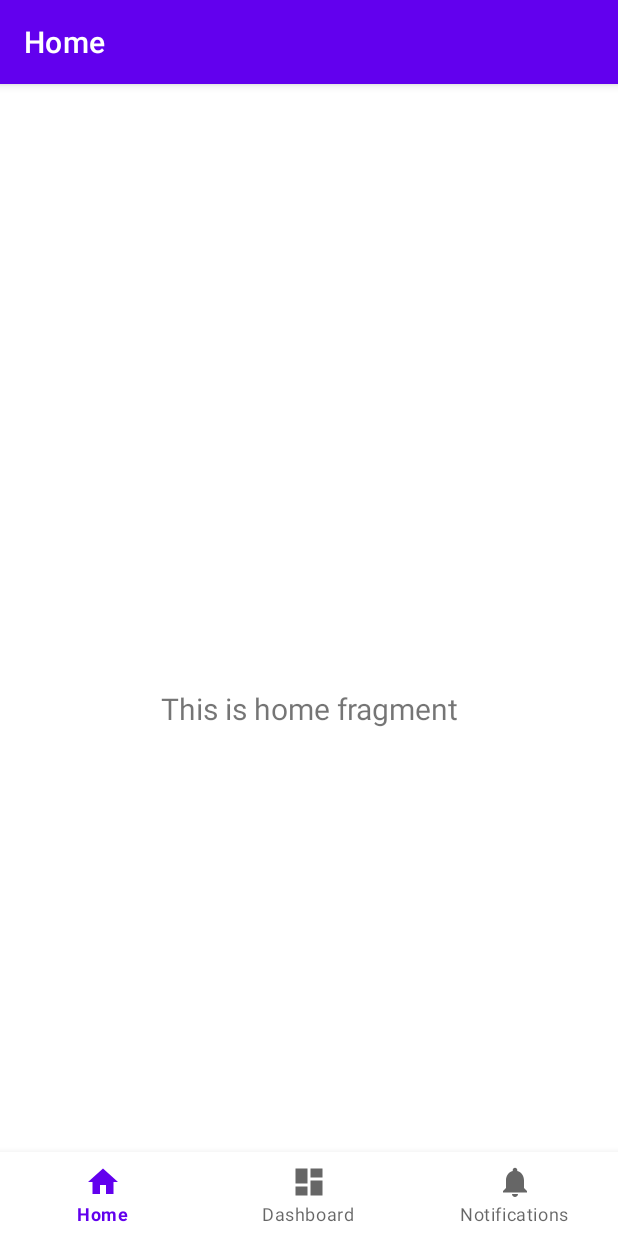
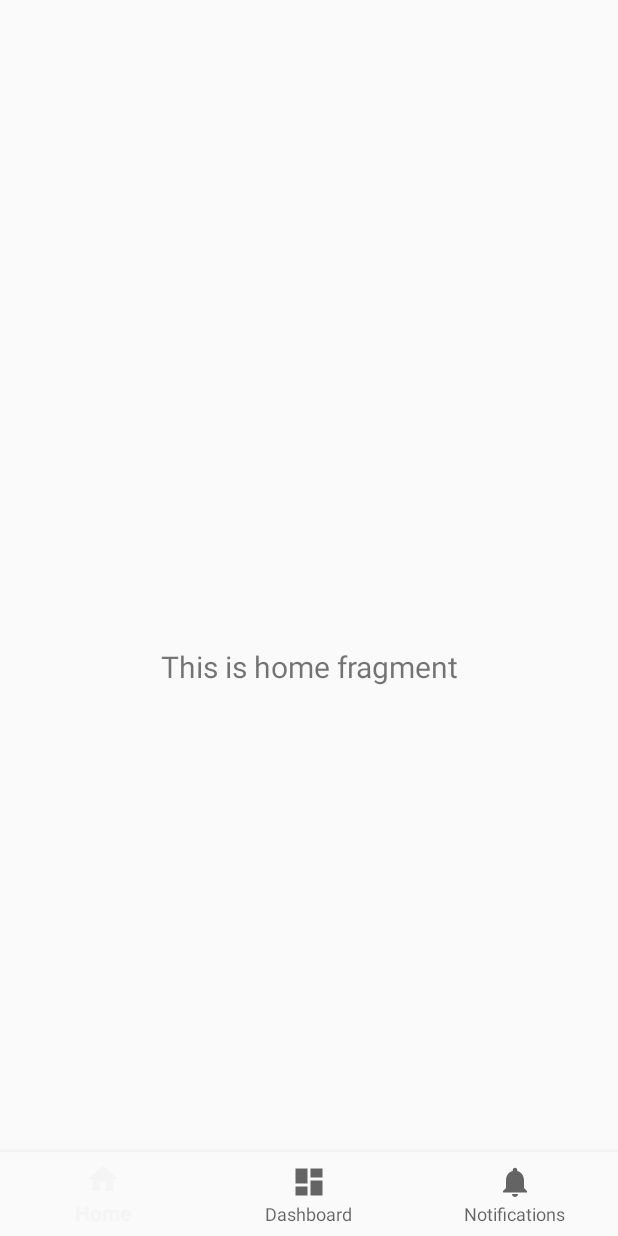
Before and after one commit to Kush223/Stocktick-Android, an Android app: the MainActivity screen opened directly, with no data from a screen before it, on a phone screen of 412 x 824 dp. Run offline under Robolectric (Android 15) with nearby library versions, the phone set to English and light mode, and no system bars; our stand-ins replace navigation-ui.

Commit message:
removed title bar

```diff
--- a/app/src/main/AndroidManifest.xml
+++ b/app/src/main/AndroidManifest.xml
@@ -8,7 +8,7 @@
         android:label="@string/app_name"
         android:roundIcon="@mipmap/ic_launcher_round"
         android:supportsRtl="true"
-        android:theme="@style/Theme.Stocktick">
+        android:theme="@style/Theme.AppCompat.Light.NoActionBar">
         <activity
             android:name=".LoginSignup.LoginSignupActivity"
             android:exported="true" />
@@ -24,7 +24,7 @@
         <activity
             android:name=".MainActivity"
             android:exported="true"
-            android:label="@string/app_name"></activity>
+            android:label="@string/app_name"/>
     </application>
 
 </manifest>
--- a/app/src/main/java/com/example/stocktick/MainActivity.java
+++ b/app/src/main/java/com/example/stocktick/MainActivity.java
@@ -30,7 +30,7 @@ public class MainActivity extends AppCompatActivity {
                 R.id.navigation_home, R.id.navigation_dashboard, R.id.navigation_notifications)
                 .build();
         NavController navController = Navigation.findNavController(this, R.id.nav_host_fragment_activity_main);
-        NavigationUI.setupActionBarWithNavController(this, navController, appBarConfiguration);
+        //NavigationUI.setupActionBarWithNavController(this, navController, appBarConfiguration);
         NavigationUI.setupWithNavController(binding.navView, navController);
     }
 
--- a/app/src/main/res/values-night/themes.xml
+++ b/app/src/main/res/values-night/themes.xml
@@ -6,15 +6,15 @@
         <item name="windowActionBar">false</item>
         <item name="android:windowFullscreen">true</item>
         <item name="android:windowContentOverlay">@null</item>
-        <item name="colorPrimary">@color/purple_200</item>
-        <item name="colorPrimaryVariant">@color/purple_700</item>
-        <item name="colorOnPrimary">@color/black</item>
-        <!-- Secondary brand color. -->
-        <item name="colorSecondary">@color/teal_200</item>
-        <item name="colorSecondaryVariant">@color/teal_200</item>
-        <item name="colorOnSecondary">@color/black</item>
+<!--        <item name="colorPrimary">@color/purple_200</item>-->
+<!--        <item name="colorPrimaryVariant">@color/purple_700</item>-->
+<!--        <item name="colorOnPrimary">@color/black</item>-->
+<!--        &lt;!&ndash; Secondary brand color. &ndash;&gt;-->
+<!--        <item name="colorSecondary">@color/teal_200</item>-->
+<!--        <item name="colorSecondaryVariant">@color/teal_200</item>-->
+<!--        <item name="colorOnSecondary">@color/black</item>-->
         <!-- Status bar color. -->
-        <item name="android:statusBarColor" tools:targetApi="l">?attr/colorPrimaryVariant</item>
+<!--        <item name="android:statusBarColor" tools:targetApi="l">?attr/colorPrimaryVariant</item>-->
         <!-- Customize your theme here. -->
     </style>
 </resources>
```
Also changed, not shown: app/src/main/java/com/example/stocktick/LoginSignup/LoginFragment.java (+8 -0 lines).
